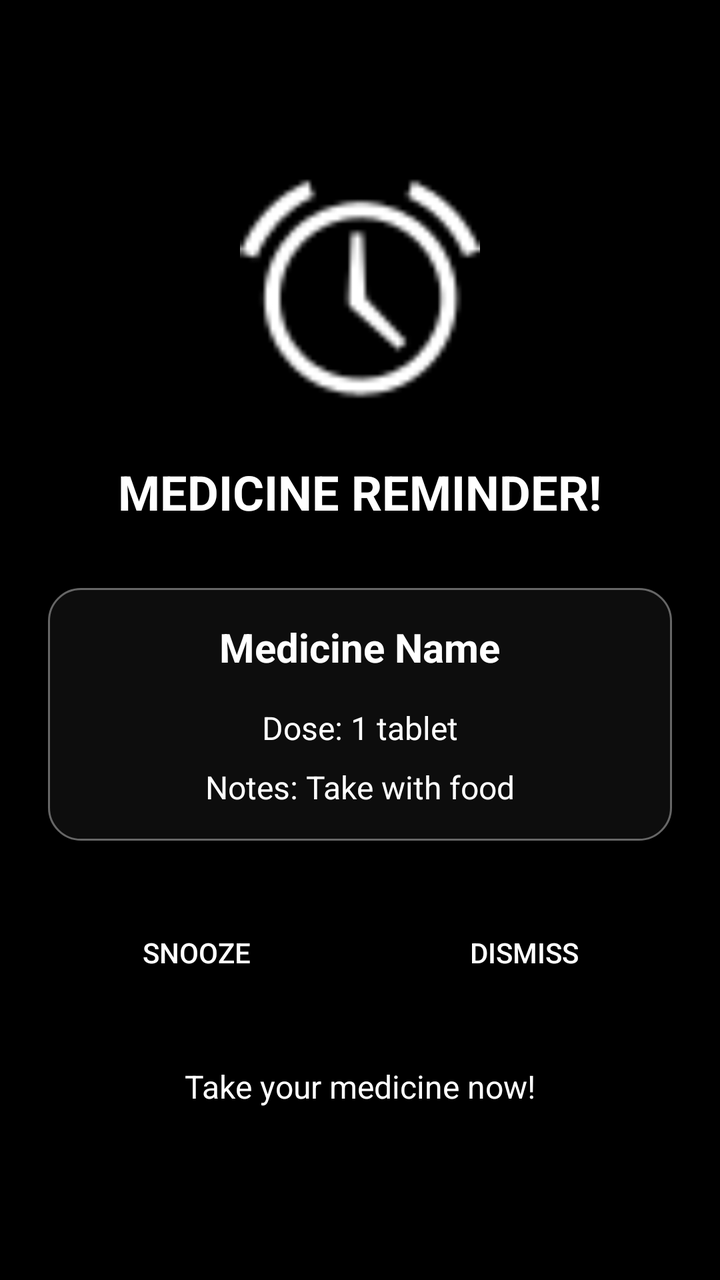
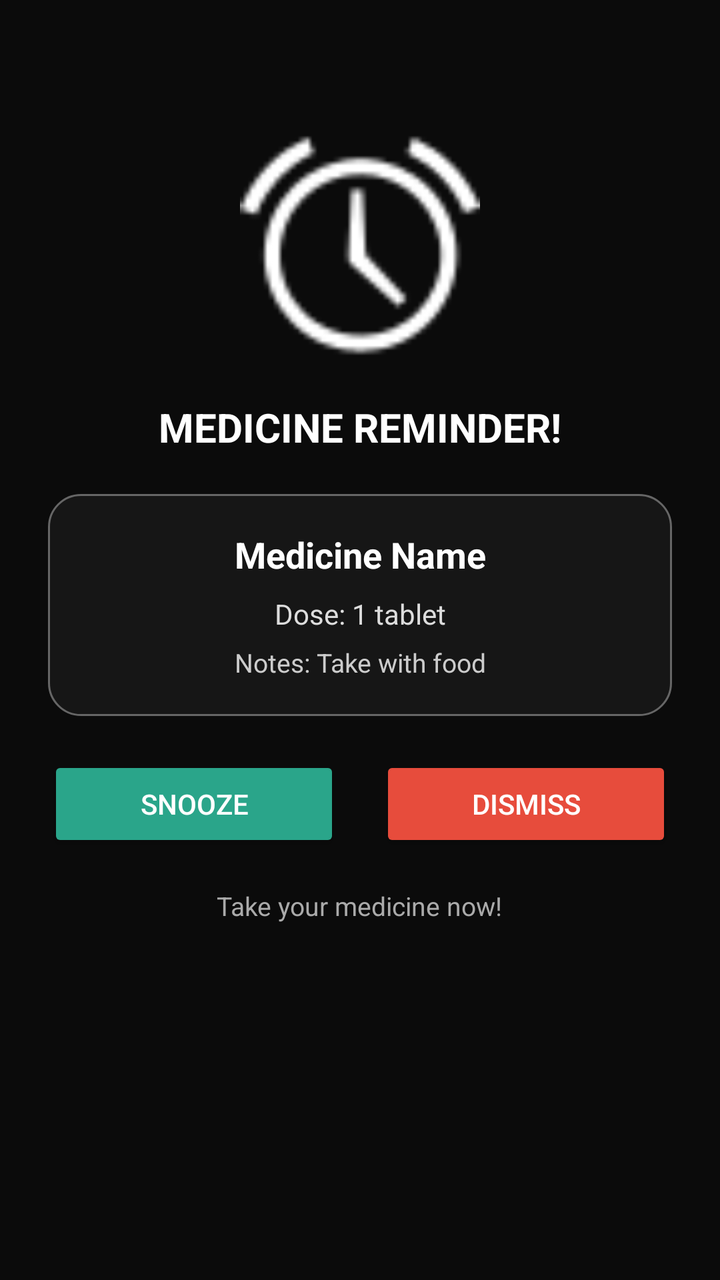

The first picture is an Android layout as it rendered before a commit; the second is the same layout after the commit. The layout source and the unified diff follow.
<!-- AndroidManifest.xml: activity theme Theme.AppCompat.Light.NoActionBar -->
<!-- res/layout/activity_alarm.xml -->
<?xml version="1.0" encoding="utf-8"?>
<LinearLayout xmlns:android="http://schemas.android.com/apk/res/android"
    xmlns:app="http://schemas.android.com/apk/res-auto"
    android:layout_width="match_parent"
    android:layout_height="match_parent"
    android:background="@color/black"
    android:gravity="center"
    android:orientation="vertical"
    android:padding="24dp">

    
    <ImageView
        android:id="@+id/imageView"
        android:layout_width="120dp"
        android:layout_height="120dp"
        android:layout_marginBottom="24dp"
        app:tint="@color/white"
        app:srcCompat="@android:drawable/ic_lock_idle_alarm"
        android:contentDescription="@string/alarm_icon_description" />

    
    <TextView
        android:id="@+id/textView"
        android:layout_width="wrap_content"
        android:layout_height="wrap_content"
        android:layout_marginBottom="32dp"
        android:text="@string/alarm_title"
        android:textColor="@color/white"
        android:textSize="24sp"
        android:textStyle="bold" />

    
    <LinearLayout
        android:layout_width="match_parent"
        android:layout_height="wrap_content"
        android:layout_marginBottom="32dp"
        android:background="@drawable/rounded_corner"
        android:orientation="vertical"
        android:padding="16dp">

        <TextView
            android:id="@+id/medicineName"
            android:layout_width="wrap_content"
            android:layout_height="wrap_content"
            android:layout_gravity="center_horizontal"
            android:layout_marginBottom="16dp"
            android:text="@string/medicine_name_default"
            android:textColor="@color/white"
            android:textSize="20sp"
            android:textStyle="bold" />

        <TextView
            android:id="@+id/doseText"
            android:layout_width="wrap_content"
            android:layout_height="wrap_content"
            android:layout_gravity="center_horizontal"
            android:layout_marginBottom="8dp"
            android:text="@string/dose_default"
            android:textColor="@color/white"
            android:textSize="16sp" />

        <TextView
            android:id="@+id/notesText"
            android:layout_width="wrap_content"
            android:layout_height="wrap_content"
            android:layout_gravity="center_horizontal"
            android:text="@string/notes_default"
            android:textColor="@color/white"
            android:textSize="16sp" />

    </LinearLayout>

    
    <LinearLayout
        android:layout_width="match_parent"
        android:layout_height="wrap_content"
        style="?android:attr/buttonBarStyle"
        android:orientation="horizontal"
        android:gravity="center">

        <Button
            android:id="@+id/snoozeBtn"
            style="?android:attr/buttonBarButtonStyle"
            android:layout_width="0dp"
            android:layout_height="wrap_content"
            android:layout_marginEnd="16dp"
            android:layout_weight="1"
            android:backgroundTint="@color/teal_700"
            android:text="@string/snooze_button"
            android:textAllCaps="false"
            android:textColor="@color/white" />

        <Button
            android:id="@+id/dismissBtn"
            style="?android:attr/buttonBarButtonStyle"
            android:layout_width="0dp"
            android:layout_height="wrap_content"
            android:layout_weight="1"
            android:backgroundTint="@color/red"
            android:text="@string/dismiss_button"
            android:textAllCaps="false"
            android:textColor="@color/white" />

    </LinearLayout>

    
    <TextView
        android:id="@+id/textView2"
        android:layout_width="wrap_content"
        android:layout_height="wrap_content"
        android:layout_marginTop="32dp"
        android:text="@string/take_medicine_now"
        android:textColor="@color/white"
        android:textSize="16sp" />

</LinearLayout>
<!-- resources referenced by this layout -->
<resources>
  <color name="black">#FF000000</color>
  <color name="red">#FFFF0000</color>
  <color name="teal_700">#FF018786</color>
  <color name="white">#FFFFFFFF</color>
  <!-- drawable rounded_corner (drawable) -->
  <?xml version="1.0" encoding="utf-8"?>
  <shape xmlns:android="http://schemas.android.com/apk/res/android">
      <solid android:color="#33444444" />
      <corners android:radius="16dp" />
      <stroke
          android:width="1dp"
          android:color="#666666" />
  </shape>
  <string name="alarm_icon_description">Alarm icon</string>
  <string name="alarm_title">MEDICINE REMINDER!</string>
  <string name="dismiss_button">DISMISS</string>
  <string name="dose_default">Dose: 1 tablet</string>
  <string name="medicine_name_default">Medicine Name</string>
  <string name="notes_default">Notes: Take with food</string>
  <string name="snooze_button">SNOOZE</string>
  <string name="take_medicine_now">Take your medicine now!</string>
</resources>

<!-- the commit's change to res/layout/activity_alarm.xml (unified diff, before → after) -->
@@ -1,116 +1,120 @@
 <?xml version="1.0" encoding="utf-8"?>
-<LinearLayout xmlns:android="http://schemas.android.com/apk/res/android"
+<ScrollView xmlns:android="http://schemas.android.com/apk/res/android"
     xmlns:app="http://schemas.android.com/apk/res-auto"
+    android:id="@+id/scroll"
     android:layout_width="match_parent"
     android:layout_height="match_parent"
-    android:background="@color/black"
-    android:gravity="center"
-    android:orientation="vertical"
-    android:padding="24dp">
+    android:background="#0B0B0B"
+    android:fitsSystemWindows="true">
 
-    
-    <ImageView
-        android:id="@+id/imageView"
-        android:layout_width="120dp"
-        android:layout_height="120dp"
-        android:layout_marginBottom="24dp"
-        app:tint="@color/white"
-        app:srcCompat="@android:drawable/ic_lock_idle_alarm"
-        android:contentDescription="@string/alarm_icon_description" />
-
-    
-    <TextView
-        android:id="@+id/textView"
-        android:layout_width="wrap_content"
-        android:layout_height="wrap_content"
-        android:layout_marginBottom="32dp"
-        android:text="@string/alarm_title"
-        android:textColor="@color/white"
-        android:textSize="24sp"
-        android:textStyle="bold" />
-
-    
     <LinearLayout
+        android:orientation="vertical"
+        android:padding="24dp"
         android:layout_width="match_parent"
         android:layout_height="wrap_content"
-        android:layout_marginBottom="32dp"
-        android:background="@drawable/rounded_corner"
-        android:orientation="vertical"
-        android:padding="16dp">
+        android:gravity="center_horizontal">
 
+        
+        <ImageView
+            android:id="@+id/alarmIcon"
+            android:layout_width="120dp"
+            android:layout_height="120dp"
+            android:layout_marginTop="40dp"
+            android:src="@android:drawable/ic_lock_idle_alarm"
+            app:tint="#FFFFFF"
+            android:contentDescription="Alarm icon"
+            android:layout_gravity="center"
+            android:animation="@anim/pulse_anim" />
+
+        
         <TextView
-            android:id="@+id/medicineName"
+            android:id="@+id/titleTxt"
+            android:layout_marginTop="16dp"
             android:layout_width="wrap_content"
             android:layout_height="wrap_content"
-            android:layout_gravity="center_horizontal"
-            android:layout_marginBottom="16dp"
-            android:text="@string/medicine_name_default"
-            android:textColor="@color/white"
+            android:text="MEDICINE REMINDER!"
+            android:textColor="#FFFFFF"
             android:textSize="20sp"
             android:textStyle="bold" />
 
+        
+        <LinearLayout
+            android:layout_marginTop="20dp"
+            android:layout_width="match_parent"
+            android:layout_height="wrap_content"
+            android:orientation="vertical"
+            android:background="@drawable/rounded_corner"
+            android:padding="18dp">
+
+            <TextView
+                android:id="@+id/medNameTxt"
+                android:layout_width="match_parent"
+                android:layout_height="wrap_content"
+                android:text="Medicine Name"
+                android:textColor="#FFFFFF"
+                android:textSize="18sp"
+                android:textStyle="bold"
+                android:gravity="center" />
+
+            <TextView
+                android:id="@+id/doseTxt"
+                android:layout_marginTop="8dp"
+                android:layout_width="match_parent"
+                android:layout_height="wrap_content"
+                android:text="Dose: 1 tablet"
+                android:textColor="#DDDDDD"
+                android:textSize="14sp"
+                android:gravity="center" />
+
+            <TextView
+                android:id="@+id/notesTxt"
+                android:layout_marginTop="6dp"
+                android:layout_width="match_parent"
+                android:layout_height="wrap_content"
+                android:text="Notes: Take with food"
+                android:textColor="#CCCCCC"
+                android:textSize="13sp"
+                android:gravity="center" />
+        </LinearLayout>
+
+        
+        <LinearLayout
+            android:layout_marginTop="20dp"
+            android:layout_width="match_parent"
+            android:layout_height="wrap_content"
+            android:orientation="horizontal"
+            android:gravity="center"
+            android:weightSum="2">
+
+            <Button
+                android:id="@+id/snoozeBtn"
+                android:layout_width="0dp"
+                android:layout_weight="1"
+                android:layout_height="48dp"
+                android:text="SNOOZE"
+                android:textAllCaps="true"
+                android:layout_marginEnd="10dp"
+                android:backgroundTint="#2AA58A"
+                android:textColor="#FFFFFF"/>
+
+            <Button
+                android:id="@+id/dismissBtn"
+                android:layout_width="0dp"
+                android:layout_weight="1"
+                android:layout_height="48dp"
+                android:text="DISMISS"
+                android:textAllCaps="true"
+                android:layout_marginStart="10dp"
+                android:backgroundTint="#E74C3C"
+                android:textColor="#FFFFFF"/>
+        </LinearLayout>
+
         <TextView
-            android:id="@+id/doseText"
+            android:layout_marginTop="18dp"
             android:layout_width="wrap_content"
             android:layout_height="wrap_content"
-            android:layout_gravity="center_horizontal"
-            android:layout_marginBottom="8dp"
-            android:text="@string/dose_default"
-            android:textColor="@color/white"
-            android:textSize="16sp" />
-
-        <TextView
-            android:id="@+id/notesText"
-            android:layout_width="wrap_content"
-            android:layout_height="wrap_content"
-            android:layout_gravity="center_horizontal"
-            android:text="@string/notes_default"
-            android:textColor="@color/white"
-            android:textSize="16sp" />
-
+            android:text="Take your medicine now!"
+            android:textColor="#AAAAAA"
+            android:textSize="13sp"/>
     </LinearLayout>
-
-    
-    <LinearLayout
-        android:layout_width="match_parent"
-        android:layout_height="wrap_content"
-        style="?android:attr/buttonBarStyle"
-        android:orientation="horizontal"
-        android:gravity="center">
-
-        <Button
-            android:id="@+id/snoozeBtn"
-            style="?android:attr/buttonBarButtonStyle"
-            android:layout_width="0dp"
-            android:layout_height="wrap_content"
-            android:layout_marginEnd="16dp"
-            android:layout_weight="1"
-            android:backgroundTint="@color/teal_700"
-            android:text="@string/snooze_button"
-            android:textAllCaps="false"
-            android:textColor="@color/white" />
-
-        <Button
-            android:id="@+id/dismissBtn"
-            style="?android:attr/buttonBarButtonStyle"
-            android:layout_width="0dp"
-            android:layout_height="wrap_content"
-            android:layout_weight="1"
-            android:backgroundTint="@color/red"
-            android:text="@string/dismiss_button"
-            android:textAllCaps="false"
-            android:textColor="@color/white" />
-
-    </LinearLayout>
-
-    
-    <TextView
-        android:id="@+id/textView2"
-        android:layout_width="wrap_content"
-        android:layout_height="wrap_content"
-        android:layout_marginTop="32dp"
-        android:text="@string/take_medicine_now"
-        android:textColor="@color/white"
-        android:textSize="16sp" />
-
-</LinearLayout>
+</ScrollView>
<!-- resource entries referenced after the edit -->
@@ -1,9 +1,5 @@
 <!-- resources referenced by this layout -->
 <resources>
-  <color name="black">#FF000000</color>
-  <color name="red">#FFFF0000</color>
-  <color name="teal_700">#FF018786</color>
-  <color name="white">#FFFFFFFF</color>
   <!-- drawable rounded_corner (drawable) -->
   <?xml version="1.0" encoding="utf-8"?>
   <shape xmlns:android="http://schemas.android.com/apk/res/android">
@@ -13,13 +9,5 @@
           android:width="1dp"
           android:color="#666666" />
   </shape>
-  <string name="alarm_icon_description">Alarm icon</string>
-  <string name="alarm_title">MEDICINE REMINDER!</string>
-  <string name="dismiss_button">DISMISS</string>
-  <string name="dose_default">Dose: 1 tablet</string>
-  <string name="medicine_name_default">Medicine Name</string>
-  <string name="notes_default">Notes: Take with food</string>
-  <string name="snooze_button">SNOOZE</string>
-  <string name="take_medicine_now">Take your medicine now!</string>
 </resources>
 
